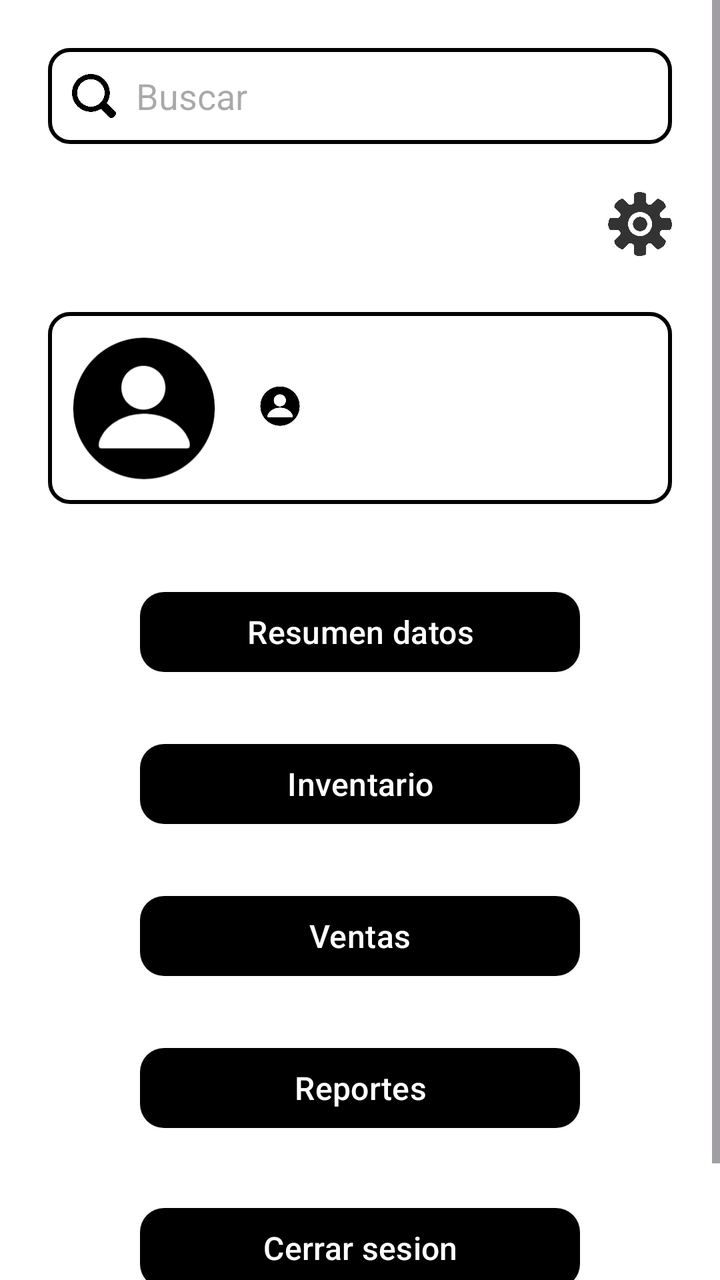
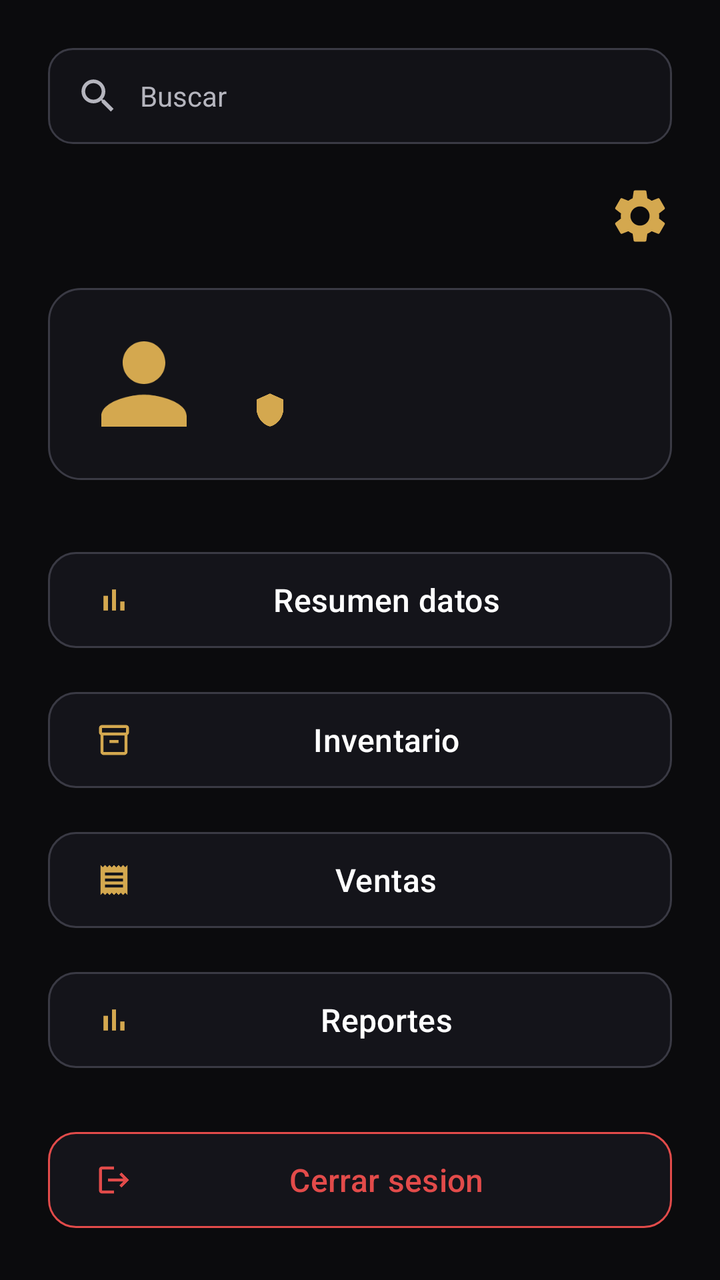

Screens rendered from an Android XML layout before and after an edit, with the pre-edit source and the edit as a unified diff.
<!-- AndroidManifest.xml: application theme Theme.PryGrados -->
<!-- res/layout/admin.xml -->
<?xml version="1.0" encoding="utf-8"?>
<ScrollView
    xmlns:android="http://schemas.android.com/apk/res/android"
    xmlns:app="http://schemas.android.com/apk/res-auto"
    xmlns:tools="http://schemas.android.com/tools"
    android:layout_width="match_parent"
    android:layout_height="match_parent"
    android:background="#FFFFFF"
    tools:context=".Admin">

    <LinearLayout
        android:layout_width="match_parent"
        android:layout_height="wrap_content"
        android:orientation="vertical"
        android:padding="24dp">

        
        <LinearLayout
            android:layout_width="match_parent"
            android:layout_height="48dp"
            android:background="@drawable/edittext_bacground"
            android:orientation="horizontal"
            android:gravity="center_vertical"
            android:paddingLeft="12dp"
            android:paddingRight="12dp"
            android:layout_marginBottom="24dp">

            <ImageView
                android:layout_width="22dp"
                android:layout_height="22dp"
                android:src="@drawable/serch" />

            <EditText
                android:id="@+id/txtBuscar"
                android:layout_width="match_parent"
                android:layout_height="wrap_content"
                android:background="@android:color/transparent"
                android:hint="Buscar"
                android:textColor="#000000"
                android:paddingLeft="10dp"
                android:inputType="text" />
        </LinearLayout>

        
        <ImageView
            android:id="@+id/btnConfig"
            android:layout_width="32dp"
            android:layout_height="32dp"
            android:layout_gravity="end"
            android:src="@drawable/confi"
            android:layout_marginBottom="28dp" />

        
        <LinearLayout
            android:layout_width="match_parent"
            android:layout_height="wrap_content"
            android:orientation="horizontal"
            android:padding="12dp"
            android:background="@drawable/edittext_bacground"
            android:layout_marginBottom="40dp">

            <ImageView
                android:layout_width="72dp"
                android:layout_height="72dp"
                android:src="@drawable/user"
                android:layout_marginRight="16dp" />

            <LinearLayout
                android:layout_width="wrap_content"
                android:layout_height="wrap_content"
                android:orientation="vertical">

                <TextView
                    android:id="@+id/txtNombreAdmin"
                    android:layout_width="wrap_content"
                    android:layout_height="wrap_content"
                    android:text=""
                    android:textSize="18sp"
                    android:textStyle="bold"
                    android:textColor="#000000" />

                <LinearLayout
                    android:orientation="horizontal"
                    android:layout_width="wrap_content"
                    android:layout_height="wrap_content"
                    android:gravity="center_vertical">

                    <TextView
                        android:id="@+id/txtRolAdmin"
                        android:layout_width="wrap_content"
                        android:layout_height="wrap_content"
                        android:text=""
                        android:textSize="16sp"
                        android:textColor="#000000" />

                    <ImageView
                        android:layout_width="20dp"
                        android:layout_height="20dp"
                        android:src="@drawable/user"
                        android:layout_marginLeft="6dp" />
                </LinearLayout>

            </LinearLayout>
        </LinearLayout>

        
        <com.google.android.material.button.MaterialButton
            android:id="@+id/btnResumen"
            android:layout_width="220dp"
            android:layout_height="48dp"
            android:layout_gravity="center"
            android:text="Resumen datos"
            android:textColor="#FFFFFF"
            android:textSize="16sp"
            app:backgroundTint="#000000"
            app:cornerRadius="12dp"
            android:layout_marginBottom="28dp" />

        
        <com.google.android.material.button.MaterialButton
            android:id="@+id/btnInventario"
            android:layout_width="220dp"
            android:layout_height="48dp"
            android:layout_gravity="center"
            android:text="Inventario"
            android:textColor="#FFFFFF"
            android:textSize="16sp"
            app:backgroundTint="#000000"
            app:cornerRadius="12dp"
            android:layout_marginBottom="28dp" />

        
        <com.google.android.material.button.MaterialButton
            android:id="@+id/btnVentas"
            android:layout_width="220dp"
            android:layout_height="48dp"
            android:layout_gravity="center"
            android:text="Ventas"
            android:textColor="#FFFFFF"
            android:textSize="16sp"
            app:backgroundTint="#000000"
            app:cornerRadius="12dp"
            android:layout_marginBottom="28dp" />

        
        <com.google.android.material.button.MaterialButton
            android:id="@+id/btnReportes"
            android:layout_width="220dp"
            android:layout_height="48dp"
            android:layout_gravity="center"
            android:text="Reportes"
            android:textColor="#FFFFFF"
            android:textSize="16sp"
            app:backgroundTint="#000000"
            app:cornerRadius="12dp"
            android:layout_marginBottom="32dp" />

        <com.google.android.material.button.MaterialButton
            android:id="@+id/btncierre"
            android:layout_width="220dp"
            android:layout_height="48dp"
            android:layout_gravity="center"
            android:text="Cerrar sesion"
            android:textColor="#FFFFFF"
            android:textSize="16sp"
            app:backgroundTint="#000000"
            app:cornerRadius="12dp"
            android:layout_marginBottom="32dp" />

    </LinearLayout>

</ScrollView>
<!-- resources referenced by this layout -->
<resources>
  <!-- drawable confi: png bitmap (drawable, 73180 bytes) -->
  <!-- drawable edittext_bacground (drawable) -->
  <?xml version="1.0" encoding="utf-8"?>
  <shape xmlns:android="http://schemas.android.com/apk/res/android">
      <solid android:color="#FFFFFF"/> 
      <stroke android:width="2dp" android:color="#000000"/> 
      <corners android:radius="10dp"/> 
      <padding
          android:left="10dp"
          android:top="10dp"
          android:right="10dp"
          android:bottom="10dp"/>
  </shape>
  <!-- drawable serch: png bitmap (drawable, 53327 bytes) -->
  <!-- drawable user: jpg bitmap (drawable, 28429 bytes) -->
  <!-- unchanged entries left out for length: 2 -->
</resources>

<!-- the commit's change to res/layout/admin.xml (unified diff, before → after) -->
@@ -1,11 +1,12 @@
 <?xml version="1.0" encoding="utf-8"?>
-<ScrollView
-    xmlns:android="http://schemas.android.com/apk/res/android"
+<ScrollView xmlns:android="http://schemas.android.com/apk/res/android"
     xmlns:app="http://schemas.android.com/apk/res-auto"
     xmlns:tools="http://schemas.android.com/tools"
     android:layout_width="match_parent"
     android:layout_height="match_parent"
-    android:background="#FFFFFF"
+    android:background="@color/kemba_black"
+    android:fillViewport="true"
+    android:scrollbars="none"
     tools:context=".Admin">
 
     <LinearLayout
@@ -18,27 +19,32 @@
         <LinearLayout
             android:layout_width="match_parent"
             android:layout_height="48dp"
-            android:background="@drawable/edittext_bacground"
+            android:layout_marginBottom="20dp"
+            android:background="@drawable/bg_input"
+            android:gravity="center_vertical"
             android:orientation="horizontal"
-            android:gravity="center_vertical"
-            android:paddingLeft="12dp"
-            android:paddingRight="12dp"
-            android:layout_marginBottom="24dp">
+            android:paddingStart="14dp"
+            android:paddingEnd="14dp">
 
             <ImageView
                 android:layout_width="22dp"
                 android:layout_height="22dp"
-                android:src="@drawable/serch" />
+                android:contentDescription="@null"
+                android:src="@drawable/ic_search"
+                app:tint="@color/kemba_hint" />
 
             <EditText
                 android:id="@+id/txtBuscar"
                 android:layout_width="match_parent"
-                android:layout_height="wrap_content"
+                android:layout_height="match_parent"
                 android:background="@android:color/transparent"
                 android:hint="Buscar"
-                android:textColor="#000000"
-                android:paddingLeft="10dp"
-                android:inputType="text" />
+                android:importantForAutofill="no"
+                android:inputType="text"
+                android:paddingStart="10dp"
+                android:textColor="@color/kemba_white"
+                android:textColorHint="@color/kemba_hint"
+                android:textSize="14sp" />
         </LinearLayout>
 
         
@@ -47,23 +53,28 @@
             android:layout_width="32dp"
             android:layout_height="32dp"
             android:layout_gravity="end"
-            android:src="@drawable/confi"
-            android:layout_marginBottom="28dp" />
+            android:layout_marginBottom="20dp"
+            android:contentDescription="Configuración"
+            android:src="@drawable/ic_settings"
+            app:tint="@color/kemba_gold" />
 
         
         <LinearLayout
             android:layout_width="match_parent"
             android:layout_height="wrap_content"
+            android:layout_marginBottom="32dp"
+            android:background="@drawable/bg_card"
+            android:gravity="center_vertical"
             android:orientation="horizontal"
-            android:padding="12dp"
-            android:background="@drawable/edittext_bacground"
-            android:layout_marginBottom="40dp">
+            android:padding="16dp">
 
             <ImageView
-                android:layout_width="72dp"
-                android:layout_height="72dp"
-                android:src="@drawable/user"
-                android:layout_marginRight="16dp" />
+                android:layout_width="64dp"
+                android:layout_height="64dp"
+                android:layout_marginEnd="16dp"
+                android:contentDescription="@null"
+                android:src="@drawable/ic_user"
+                app:tint="@color/kemba_gold" />
 
             <LinearLayout
                 android:layout_width="wrap_content"
@@ -75,98 +86,120 @@
                     android:layout_width="wrap_content"
                     android:layout_height="wrap_content"
                     android:text=""
+                    android:textColor="@color/kemba_white"
                     android:textSize="18sp"
-                    android:textStyle="bold"
-                    android:textColor="#000000" />
+                    android:textStyle="bold" />
 
                 <LinearLayout
-                    android:orientation="horizontal"
                     android:layout_width="wrap_content"
                     android:layout_height="wrap_content"
-                    android:gravity="center_vertical">
+                    android:layout_marginTop="2dp"
+                    android:gravity="center_vertical"
+                    android:orientation="horizontal">
 
                     <TextView
                         android:id="@+id/txtRolAdmin"
                         android:layout_width="wrap_content"
                         android:layout_height="wrap_content"
                         android:text=""
-                        android:textSize="16sp"
-                        android:textColor="#000000" />
+                        android:textColor="@color/kemba_gold"
+                        android:textSize="15sp" />
 
                     <ImageView
-                        android:layout_width="20dp"
-                        android:layout_height="20dp"
-                        android:src="@drawable/user"
-                        android:layout_marginLeft="6dp" />
+                        android:layout_width="18dp"
+                        android:layout_height="18dp"
+                        android:layout_marginStart="6dp"
+                        android:contentDescription="@null"
+                        android:src="@drawable/ic_admin"
+                        app:tint="@color/kemba_gold" />
                 </LinearLayout>
-
             </LinearLayout>
         </LinearLayout>
 
-        
         <com.google.android.material.button.MaterialButton
             android:id="@+id/btnResumen"
-            android:layout_width="220dp"
-            android:layout_height="48dp"
-            android:layout_gravity="center"
+            android:layout_width="match_parent"
+            android:layout_height="56dp"
+            android:layout_marginTop="0dp"
+            android:layout_marginBottom="14dp"
             android:text="Resumen datos"
-            android:textColor="#FFFFFF"
-            android:textSize="16sp"
-            app:backgroundTint="#000000"
-            app:cornerRadius="12dp"
-            android:layout_marginBottom="28dp" />
-
-        
+            android:textColor="@color/kemba_white"
+            android:textSize="16sp"
+            app:backgroundTint="@color/kemba_surface"
+            app:cornerRadius="14dp"
+            app:icon="@drawable/ic_chart"
+            app:iconGravity="start"
+            app:iconTint="@color/kemba_gold"
+            app:strokeColor="@color/kemba_stroke"
+            app:strokeWidth="1dp" />
+
         <com.google.android.material.button.MaterialButton
             android:id="@+id/btnInventario"
-            android:layout_width="220dp"
-            android:layout_height="48dp"
-            android:layout_gravity="center"
+            android:layout_width="match_parent"
+            android:layout_height="56dp"
+            android:layout_marginTop="0dp"
+            android:layout_marginBottom="14dp"
             android:text="Inventario"
-            android:textColor="#FFFFFF"
-            android:textSize="16sp"
-            app:backgroundTint="#000000"
-            app:cornerRadius="12dp"
-            android:layout_marginBottom="28dp" />
-
-        
+            android:textColor="@color/kemba_white"
+            android:textSize="16sp"
+            app:backgroundTint="@color/kemba_surface"
+            app:cornerRadius="14dp"
+            app:icon="@drawable/ic_inventory"
+            app:iconGravity="start"
+            app:iconTint="@color/kemba_gold"
+            app:strokeColor="@color/kemba_stroke"
+            app:strokeWidth="1dp" />
+
         <com.google.android.material.button.MaterialButton
             android:id="@+id/btnVentas"
-            android:layout_width="220dp"
-            android:layout_height="48dp"
-            android:layout_gravity="center"
+            android:layout_width="match_parent"
+            android:layout_height="56dp"
+            android:layout_marginTop="0dp"
+            android:layout_marginBottom="14dp"
             android:text="Ventas"
-            android:textColor="#FFFFFF"
-            android:textSize="16sp"
-            app:backgroundTint="#000000"
-            app:cornerRadius="12dp"
-            android:layout_marginBottom="28dp" />
-
-        
+            android:textColor="@color/kemba_white"
+            android:textSize="16sp"
+            app:backgroundTint="@color/kemba_surface"
+            app:cornerRadius="14dp"
+            app:icon="@drawable/ic_ventas"
+            app:iconGravity="start"
+            app:iconTint="@color/kemba_gold"
+            app:strokeColor="@color/kemba_stroke"
+            app:strokeWidth="1dp" />
+
         <com.google.android.material.button.MaterialButton
             android:id="@+id/btnReportes"
-            android:layout_width="220dp"
-            android:layout_height="48dp"
-            android:layout_gravity="center"
+            android:layout_width="match_parent"
+            android:layout_height="56dp"
+            android:layout_marginTop="0dp"
+            android:layout_marginBottom="14dp"
             android:text="Reportes"
-            android:textColor="#FFFFFF"
-            android:textSize="16sp"
-            app:backgroundTint="#000000"
-            app:cornerRadius="12dp"
-            android:layout_marginBottom="32dp" />
+            android:textColor="@color/kemba_white"
+            android:textSize="16sp"
+            app:backgroundTint="@color/kemba_surface"
+            app:cornerRadius="14dp"
+            app:icon="@drawable/ic_chart"
+            app:iconGravity="start"
+            app:iconTint="@color/kemba_gold"
+            app:strokeColor="@color/kemba_stroke"
+            app:strokeWidth="1dp" />
 
         <com.google.android.material.button.MaterialButton
             android:id="@+id/btncierre"
-            android:layout_width="220dp"
-            android:layout_height="48dp"
-            android:layout_gravity="center"
+            android:layout_width="match_parent"
+            android:layout_height="56dp"
+            android:layout_marginTop="10dp"
+            android:layout_marginBottom="0dp"
             android:text="Cerrar sesion"
-            android:textColor="#FFFFFF"
-            android:textSize="16sp"
-            app:backgroundTint="#000000"
-            app:cornerRadius="12dp"
-            android:layout_marginBottom="32dp" />
+            android:textColor="#E24B4A"
+            android:textSize="16sp"
+            app:backgroundTint="@color/kemba_surface"
+            app:cornerRadius="14dp"
+            app:icon="@drawable/ic_logout"
+            app:iconGravity="start"
+            app:iconTint="#E24B4A"
+            app:strokeColor="#E24B4A"
+            app:strokeWidth="1dp" />
 
     </LinearLayout>
-
 </ScrollView>
<!-- resource entries referenced after the edit -->
@@ -1,20 +1,113 @@
 <!-- resources referenced by this layout -->
 <resources>
-  <!-- drawable confi: png bitmap (drawable, 73180 bytes) -->
-  <!-- drawable edittext_bacground (drawable) -->
+  <color name="kemba_black">#0B0B0D</color>
+  <color name="kemba_gold">#D4A84F</color>
+  <color name="kemba_hint">#B5B5BE</color>
+  <color name="kemba_stroke">#3A3A44</color>
+  <color name="kemba_surface">#14141A</color>
+  <color name="kemba_white">#FFFFFF</color>
+  <!-- drawable bg_card (drawable) -->
   <?xml version="1.0" encoding="utf-8"?>
-  <shape xmlns:android="http://schemas.android.com/apk/res/android">
-      <solid android:color="#FFFFFF"/> 
-      <stroke android:width="2dp" android:color="#000000"/> 
-      <corners android:radius="10dp"/> 
-      <padding
-          android:left="10dp"
-          android:top="10dp"
-          android:right="10dp"
-          android:bottom="10dp"/>
+  <shape xmlns:android="http://schemas.android.com/apk/res/android" android:shape="rectangle">
+      <solid android:color="#E614141A" />
+      <stroke android:width="1dp" android:color="@color/kemba_stroke" />
+      <corners android:radius="16dp" />
   </shape>
-  <!-- drawable serch: png bitmap (drawable, 53327 bytes) -->
-  <!-- drawable user: jpg bitmap (drawable, 28429 bytes) -->
+  <!-- drawable bg_input (drawable) -->
+  <?xml version="1.0" encoding="utf-8"?>
+  <shape xmlns:android="http://schemas.android.com/apk/res/android" android:shape="rectangle">
+      <solid android:color="#CC14141A" />
+      <stroke android:width="1dp" android:color="@color/kemba_stroke" />
+      <corners android:radius="12dp" />
+  </shape>
+  <!-- drawable ic_admin (drawable) -->
+  <?xml version="1.0" encoding="utf-8"?>
+  <vector xmlns:android="http://schemas.android.com/apk/res/android"
+      android:width="24dp"
+      android:height="24dp"
+      android:viewportWidth="24"
+      android:viewportHeight="24">
+      <path
+          android:fillColor="#FFFFFF"
+          android:pathData="M12,1L3,5v6c0,5.55 3.84,10.74 9,12 5.16,-1.26 9,-6.45 9,-12V5l-9,-4z" />
+  </vector>
+  <!-- drawable ic_chart (drawable) -->
+  <?xml version="1.0" encoding="utf-8"?>
+  <vector xmlns:android="http://schemas.android.com/apk/res/android"
+      android:width="24dp"
+      android:height="24dp"
+      android:viewportWidth="24"
+      android:viewportHeight="24">
+      <path
+          android:fillColor="#FFFFFF"
+          android:pathData="M5,9.2h3L8,19L5,19zM10.6,5h2.8v14h-2.8zM16.2,13H19v6h-2.8z" />
+  </vector>
+  <!-- drawable ic_inventory (drawable) -->
+  <?xml version="1.0" encoding="utf-8"?>
+  <vector xmlns:android="http://schemas.android.com/apk/res/android"
+      android:width="24dp"
+      android:height="24dp"
+      android:viewportWidth="24"
+      android:viewportHeight="24">
+      <path
+          android:fillColor="#FFFFFF"
+          android:pathData="M20,2H4c-1,0 -2,0.9 -2,2v3.01c0,0.72 0.43,1.34 1,1.69V20c0,1.1 1.1,2 2,2h14c0.9,0 2,-0.9 2,-2V8.7c0.57,-0.35 1,-0.97 1,-1.69V4c0,-1.1 -1,-2 -2,-2zM19,20H5V9h14v11zM20,7H4V4h16v3zM9,12h6v2H9z" />
+  </vector>
+  <!-- drawable ic_logout (drawable) -->
+  <?xml version="1.0" encoding="utf-8"?>
+  <vector xmlns:android="http://schemas.android.com/apk/res/android"
+      android:width="24dp"
+      android:height="24dp"
+      android:viewportWidth="24"
+      android:viewportHeight="24">
+      <path
+          android:fillColor="#FFFFFF"
+          android:pathData="M17,7l-1.41,1.41L18.17,11H8v2h10.17l-2.58,2.58L17,17l5,-5zM4,5h8V3H4c-1.1,0 -2,0.9 -2,2v14c0,1.1 0.9,2 2,2h8v-2H4V5z" />
+  </vector>
+  <!-- drawable ic_search (drawable) -->
+  <?xml version="1.0" encoding="utf-8"?>
+  <vector xmlns:android="http://schemas.android.com/apk/res/android"
+      android:width="24dp"
+      android:height="24dp"
+      android:viewportWidth="24"
+      android:viewportHeight="24">
+      <path
+          android:fillColor="#FFFFFF"
+          android:pathData="M15.5,14h-0.79l-0.28,-0.27C15.41,12.59 16,11.11 16,9.5 16,5.91 13.09,3 9.5,3S3,5.91 3,9.5 5.91,16 9.5,16c1.61,0 3.09,-0.59 4.23,-1.57l0.27,0.28v0.79l5,4.99L20.49,19l-4.99,-5zM9.5,14C7.01,14 5,11.99 5,9.5S7.01,5 9.5,5 14,7.01 14,9.5 11.99,14 9.5,14z" />
+  </vector>
+  <!-- drawable ic_settings (drawable) -->
+  <?xml version="1.0" encoding="utf-8"?>
+  <vector xmlns:android="http://schemas.android.com/apk/res/android"
+      android:width="24dp"
+      android:height="24dp"
+      android:viewportWidth="24"
+      android:viewportHeight="24">
+      <path
+          android:fillColor="#FFFFFF"
+          android:pathData="M19.14,12.94c0.04,-0.3 0.06,-0.61 0.06,-0.94 0,-0.32 -0.02,-0.64 -0.07,-0.94l2.03,-1.58c0.18,-0.14 0.23,-0.41 0.12,-0.61l-1.92,-3.32c-0.12,-0.22 -0.37,-0.29 -0.59,-0.22l-2.39,0.96c-0.5,-0.38 -1.03,-0.7 -1.62,-0.94L14.4,2.81c-0.04,-0.24 -0.24,-0.41 -0.48,-0.41h-3.84c-0.24,0 -0.43,0.17 -0.47,0.41L9.25,5.35C8.66,5.59 8.12,5.92 7.63,6.29L5.24,5.33c-0.22,-0.08 -0.47,0 -0.59,0.22L2.74,8.87C2.62,9.08 2.66,9.34 2.86,9.48l2.03,1.58C4.84,11.36 4.8,11.69 4.8,12s0.02,0.64 0.07,0.94l-2.03,1.58c-0.18,0.14 -0.23,0.41 -0.12,0.61l1.92,3.32c0.12,0.22 0.37,0.29 0.59,0.22l2.39,-0.96c0.5,0.38 1.03,0.7 1.62,0.94l0.36,2.54c0.05,0.24 0.24,0.41 0.48,0.41h3.84c0.24,0 0.44,-0.17 0.47,-0.41l0.36,-2.54c0.59,-0.24 1.13,-0.56 1.62,-0.94l2.39,0.96c0.22,0.08 0.47,0 0.59,-0.22l1.92,-3.32c0.12,-0.22 0.07,-0.47 -0.12,-0.61L19.14,12.94zM12,15.6c-1.98,0 -3.6,-1.62 -3.6,-3.6s1.62,-3.6 3.6,-3.6 3.6,1.62 3.6,3.6 -1.62,3.6 -3.6,3.6z" />
+  </vector>
+  <!-- drawable ic_user (drawable) -->
+  <?xml version="1.0" encoding="utf-8"?>
+  <vector xmlns:android="http://schemas.android.com/apk/res/android"
+      android:width="24dp"
+      android:height="24dp"
+      android:viewportWidth="24"
+      android:viewportHeight="24">
+      <path
+          android:fillColor="#FFFFFF"
+          android:pathData="M12,12c2.21,0 4,-1.79 4,-4s-1.79,-4 -4,-4 -4,1.79 -4,4 1.79,4 4,4zM12,14c-2.67,0 -8,1.34 -8,4v2h16v-2c0,-2.66 -5.33,-4 -8,-4z" />
+  </vector>
+  <!-- drawable ic_ventas (drawable) -->
+  <?xml version="1.0" encoding="utf-8"?>
+  <vector xmlns:android="http://schemas.android.com/apk/res/android"
+      android:width="24dp"
+      android:height="24dp"
+      android:viewportWidth="24"
+      android:viewportHeight="24">
+      <path
+          android:fillColor="#FFFFFF"
+          android:pathData="M18,17H6v-2h12v2zM18,13H6v-2h12v2zM18,9H6V7h12v2zM3,22l1.5,-1.5L6,22l1.5,-1.5L9,22l1.5,-1.5L12,22l1.5,-1.5L15,22l1.5,-1.5L18,22l1.5,-1.5L21,22V2l-1.5,1.5L18,2l-1.5,1.5L15,2l-1.5,1.5L12,2l-1.5,1.5L9,2 7.5,3.5 6,2 4.5,3.5 3,2v20z" />
+  </vector>
   <!-- unchanged entries left out for length: 2 -->
 </resources>
 
